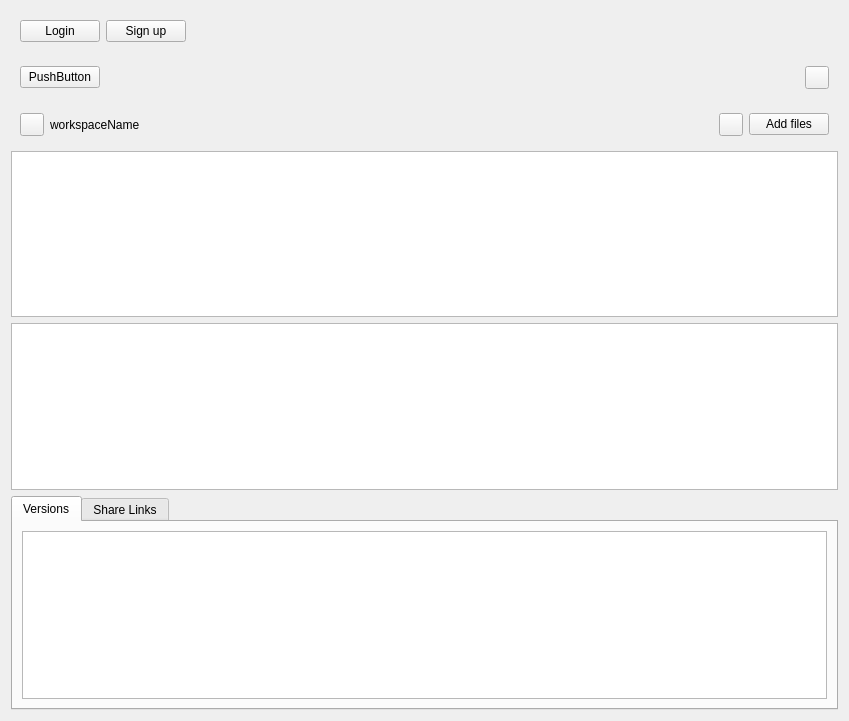
Above: WorkspaceView.ui from Ondsel-Development/Ondsel-Lens-Addon before the change. Below: the same form after it.
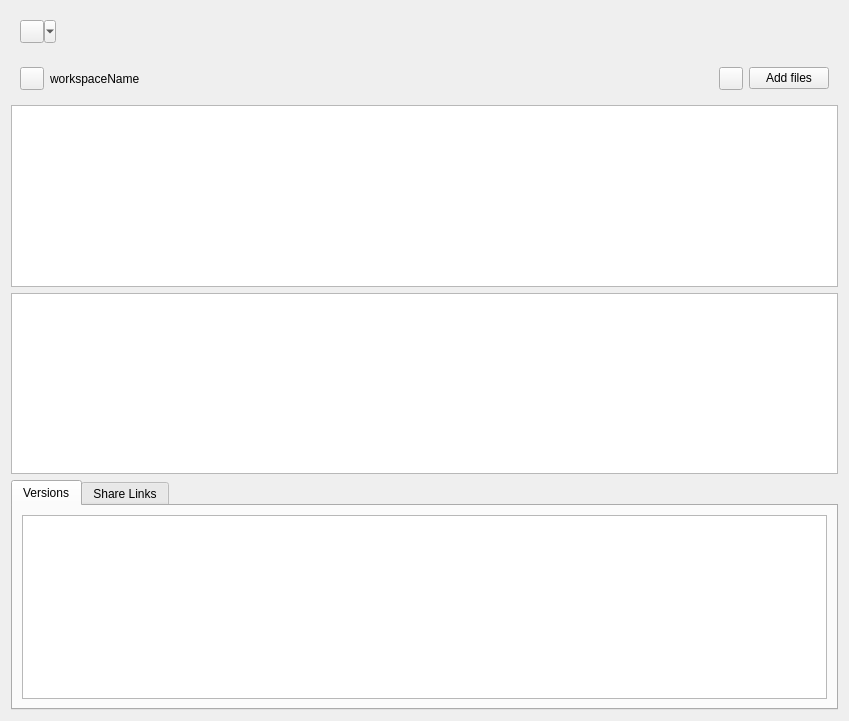
That is the form after the change. Icons and pictures are not drawn.

Commit message: Change the user, login and signup buttons to a single Ondsel button.

The edit to the form file:
```diff
--- a/WorkspaceView.ui
+++ b/WorkspaceView.ui
@@ -20,97 +20,45 @@
    <string>Workspaces view</string>
   </property>
   <layout class="QVBoxLayout" name="verticalLayout">
-   <item>
-    <widget class="QFrame" name="LoginDetails">
-     <layout class="QHBoxLayout" name="loginDetails">
-      <item>
-       <widget class="QPushButton" name="loginBtn">
-        <property name="sizePolicy">
-         <sizepolicy hsizetype="Fixed" vsizetype="Fixed">
-          <horstretch>0</horstretch>
-          <verstretch>0</verstretch>
-         </sizepolicy>
-        </property>
-        <property name="toolTip">
-         <string>Log in your Ondsel account</string>
-        </property>
-        <property name="text">
-         <string>Login</string>
-        </property>
-       </widget>
-      </item>
-      <item>
-       <widget class="QPushButton" name="signupBtn">
-        <property name="sizePolicy">
-         <sizepolicy hsizetype="Fixed" vsizetype="Fixed">
-          <horstretch>0</horstretch>
-          <verstretch>0</verstretch>
-         </sizepolicy>
-        </property>
-        <property name="toolTip">
-         <string>Create an Ondsel account</string>
-        </property>
-        <property name="text">
-         <string>Sign up</string>
-        </property>
-       </widget>
-      </item>
-      <item>
-       <spacer name="horizontalSpacer">
-        <property name="sizePolicy">
-         <sizepolicy hsizetype="Minimum" vsizetype="Minimum">
-          <horstretch>0</horstretch>
-          <verstretch>0</verstretch>
-         </sizepolicy>
-        </property>
-        <property name="orientation">
-         <enum>Qt::Horizontal</enum>
-        </property>
-        <property name="sizeHint" stdset="0">
-         <size>
-          <width>40</width>
-          <height>20</height>
-         </size>
-        </property>
-       </spacer>
-      </item>
-     </layout>
-    </widget>
-   </item>
    <item>
     <widget class="QFrame" name="UserDetails">
      <layout class="QHBoxLayout" name="userDetails">
       <item>
-       <widget class="QPushButton" name="userBtn">
-        <property name="text">
-         <string>PushButton</string>
+       <widget class="QToolButton" name="userBtn">
+        <property name="sizePolicy">
+         <sizepolicy hsizetype="Maximum" vsizetype="Preferred">
+          <horstretch>0</horstretch>
+          <verstretch>0</verstretch>
+         </sizepolicy>
         </property>
-       </widget>
-      </item>
-      <item>
-       <spacer name="horizontalSpacer_3">
-        <property name="orientation">
-         <enum>Qt::Horizontal</enum>
-        </property>
-        <property name="sizeHint" stdset="0">
-         <size>
-          <width>40</width>
-          <height>20</height>
-         </size>
-        </property>
-       </spacer>
-      </item>
-      <item>
-       <widget class="QToolButton" name="buttonAdd">
         <property name="toolTip">
          <string>Create a new workspace</string>
         </property>
         <property name="text">
          <string/>
         </property>
-        <property name="icon">
-         <iconset>
-          <normaloff>:/icons/list-add.svg</normaloff>:/icons/list-add.svg</iconset>
+        <property name="popupMode">
+         <enum>QToolButton::MenuButtonPopup</enum>
+        </property>
+       </widget>
+      </item>
+      <item>
+       <spacer name="horizontalSpacer_3">
+        <property name="orientation">
+         <enum>Qt::Horizontal</enum>
+        </property>
+        <property name="sizeHint" stdset="0">
+         <size>
+          <width>40</width>
+          <height>20</height>
+         </size>
+        </property>
+       </spacer>
+      </item>
+	  <item>
+       <widget class="QLabel" name="userNameLabel">
+        <property name="text">
+         <string></string>
         </property>
        </widget>
       </item>
```
Left out of the diff: 2 changed lines with no effect on the pictures. The commit also changes 2 other files.
